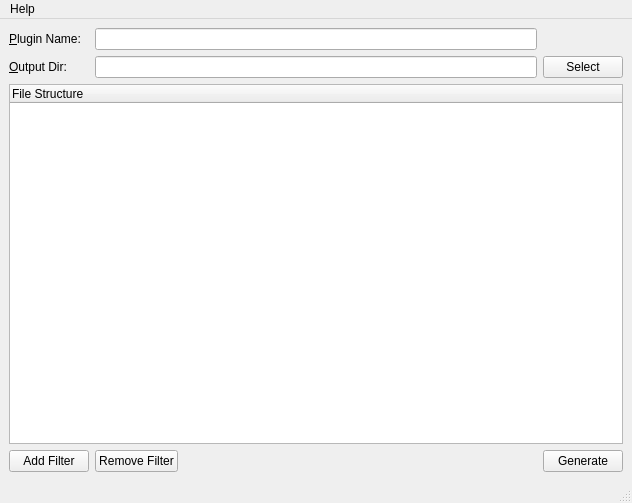
First picture: the form in Source/Applications/PluginMaker/UI_Files/PluginMaker.ui, repository BlueQuartzSoftware/DREAM3D, before the edit.
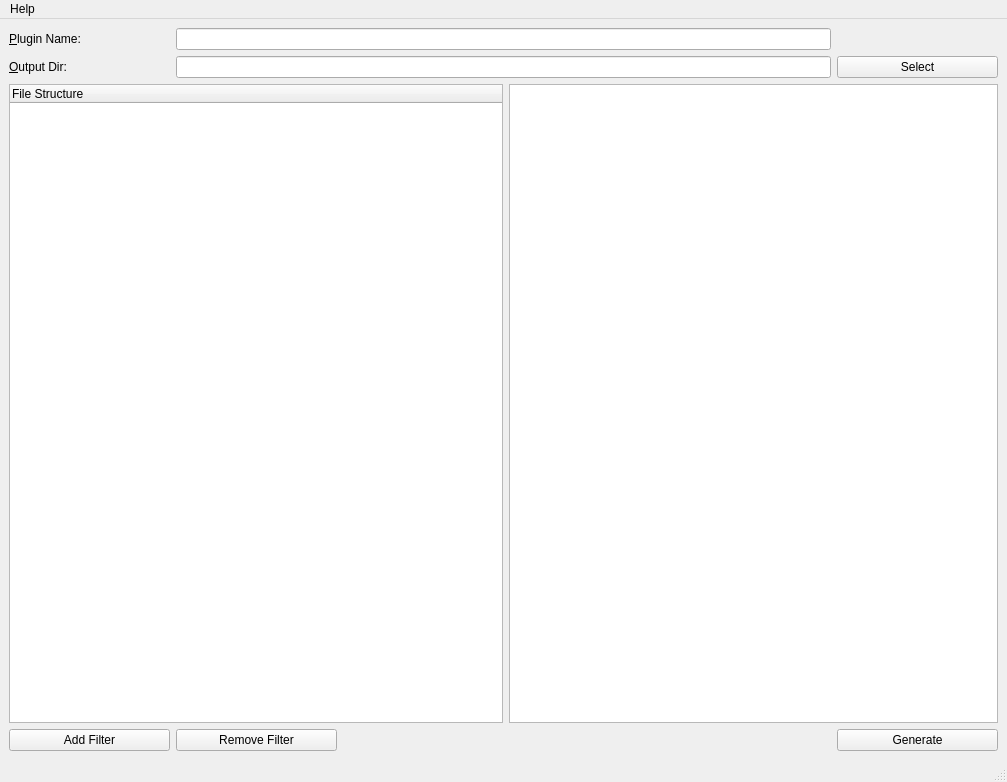
Second picture: the form after the edit. Icons and pictures are not drawn.

Commit message: PluginMaker: Remove Filter button now works, and also added basic file preview functionality for filters

What changed in the file:
```diff
--- a/Source/Applications/PluginMaker/UI_Files/PluginMaker.ui
+++ b/Source/Applications/PluginMaker/UI_Files/PluginMaker.ui
@@ -9,8 +9,8 @@
    <rect>
     <x>0</x>
     <y>0</y>
-    <width>632</width>
-    <height>503</height>
+    <width>1007</width>
+    <height>782</height>
    </rect>
   </property>
   <property name="sizePolicy">
@@ -62,7 +62,7 @@
     <item row="1" column="1" colspan="4">
      <widget class="QLineEdit" name="m_OutputDir"/>
     </item>
-    <item row="2" column="0" colspan="6">
+    <item row="2" column="0" colspan="3">
      <widget class="QTreeWidget" name="treeWidget">
       <property name="autoExpandDelay">
        <number>0</number>
@@ -141,6 +141,13 @@
       </property>
      </widget>
     </item>
+    <item row="2" column="3" colspan="3">
+     <widget class="QTextEdit" name="filePreview">
+      <property name="readOnly">
+       <bool>true</bool>
+      </property>
+     </widget>
+    </item>
    </layout>
   </widget>
   <widget class="QMenuBar" name="menubar">
@@ -148,8 +155,8 @@
     <rect>
      <x>0</x>
      <y>0</y>
-     <width>632</width>
-     <height>22</height>
+     <width>1007</width>
+     <height>26</height>
     </rect>
    </property>
    <widget class="QMenu" name="menuHelp">
```
Left out of the diff: 2 changed lines with no effect on the pictures. The commit also changes 4 other files.
